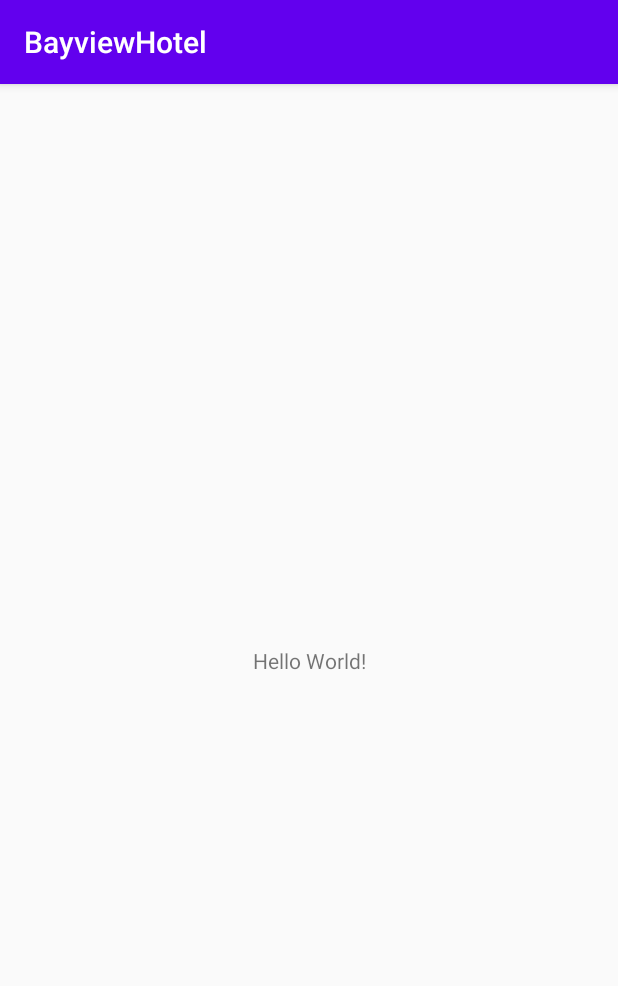
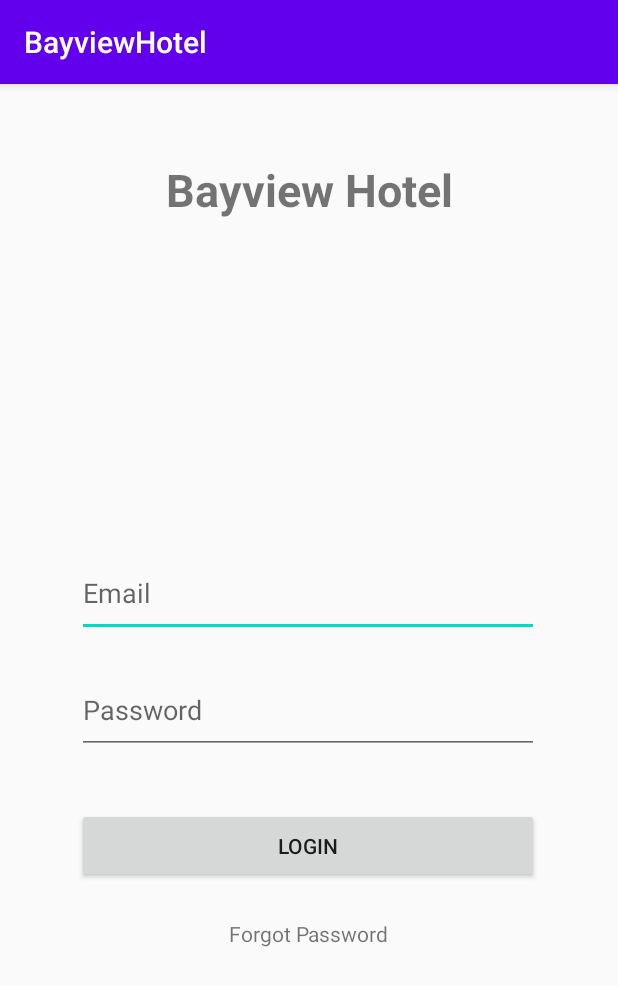
Before and after one commit to wota-n/BayviewHotel, an Android app: the screen it shows after launch (MainActivity), on a phone screen of 412 x 824 dp. Shown: the top 986 px of the screen. Run offline under Robolectric (Android 15) with nearby library versions, the phone set to English and light mode, and no system bars.

Commit message:
add login page

```diff
--- a/app/src/main/res/layout/activity_main.xml
+++ b/app/src/main/res/layout/activity_main.xml
@@ -4,15 +4,72 @@
     xmlns:tools="http://schemas.android.com/tools"
     android:layout_width="match_parent"
     android:layout_height="match_parent"
-    tools:context=".MainActivity">
+    tools:context=".MainActivity"
+
+
+    >
 
     <TextView
+        android:id="@+id/email"
         android:layout_width="wrap_content"
         android:layout_height="wrap_content"
-        android:text="Hello World!"
+        android:text="Bayview Hotel"
+        android:textSize="30sp"
+        android:textStyle="bold"
         app:layout_constraintBottom_toBottomOf="parent"
-        app:layout_constraintLeft_toLeftOf="parent"
-        app:layout_constraintRight_toRightOf="parent"
-        app:layout_constraintTop_toTopOf="parent" />
+        app:layout_constraintEnd_toEndOf="parent"
+        app:layout_constraintStart_toStartOf="parent"
+        app:layout_constraintTop_toTopOf="parent"
+        app:layout_constraintVertical_bias="0.069" />
 
+    <EditText
+        android:id="@+id/password"
+        android:layout_width="308dp"
+        android:layout_height="58dp"
+        android:hint="Email"
+        android:inputType="textPassword"
+        app:layout_constraintBottom_toTopOf="@+id/editTextTextEmailAddress"
+        app:layout_constraintEnd_toEndOf="parent"
+        app:layout_constraintHorizontal_bias="0.495"
+        app:layout_constraintStart_toStartOf="parent"
+        app:layout_constraintTop_toTopOf="parent"
+        app:layout_constraintVertical_bias="0.94" />
+
+    <EditText
+        android:id="@+id/editTextTextEmailAddress"
+        android:layout_width="308dp"
+        android:layout_height="58dp"
+        android:hint="Password"
+        android:inputType="textEmailAddress"
+        app:layout_constraintBottom_toTopOf="@+id/login"
+        app:layout_constraintEnd_toEndOf="parent"
+        app:layout_constraintHorizontal_bias="0.495"
+        app:layout_constraintStart_toStartOf="parent"
+        app:layout_constraintTop_toBottomOf="@+id/email"
+        app:layout_constraintVertical_bias="0.892" />
+
+    <Button
+        android:id="@+id/login"
+        android:layout_width="308dp"
+        android:layout_height="50dp"
+        android:text="Login"
+        app:layout_constraintBottom_toTopOf="@+id/forgotPassword"
+        app:layout_constraintEnd_toEndOf="parent"
+        app:layout_constraintHorizontal_bias="0.495"
+        app:layout_constraintStart_toStartOf="parent"
+        app:layout_constraintTop_toTopOf="parent"
+        app:layout_constraintVertical_bias="0.952" />
+
+    <TextView
+        android:id="@+id/forgotPassword"
+        android:layout_width="wrap_content"
+        android:layout_height="wrap_content"
+        android:layout_marginTop="548dp"
+        android:text="Forgot Password"
+        app:layout_constraintBottom_toBottomOf="parent"
+        app:layout_constraintEnd_toEndOf="@+id/login"
+        app:layout_constraintHorizontal_bias="0.502"
+        app:layout_constraintStart_toStartOf="@+id/login"
+        app:layout_constraintTop_toTopOf="parent"
+        app:layout_constraintVertical_bias="0.042" />
 </androidx.constraintlayout.widget.ConstraintLayout>
```
